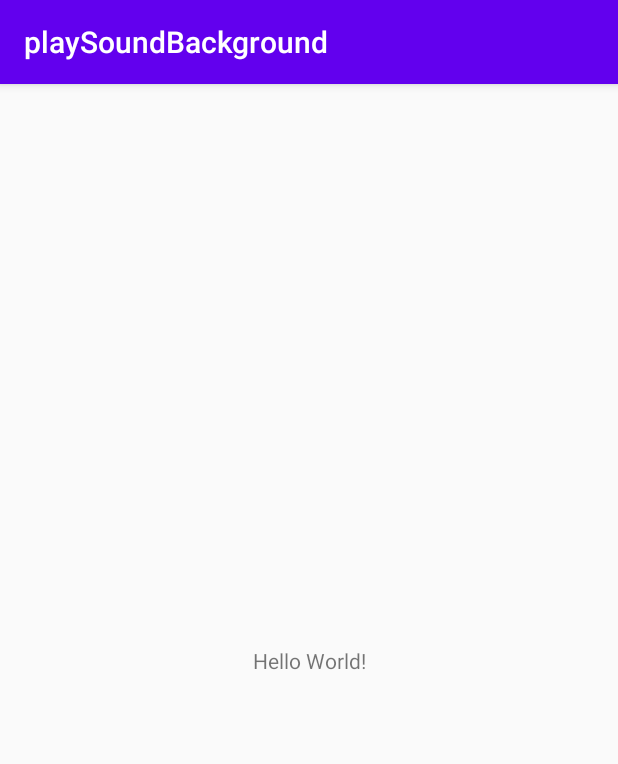
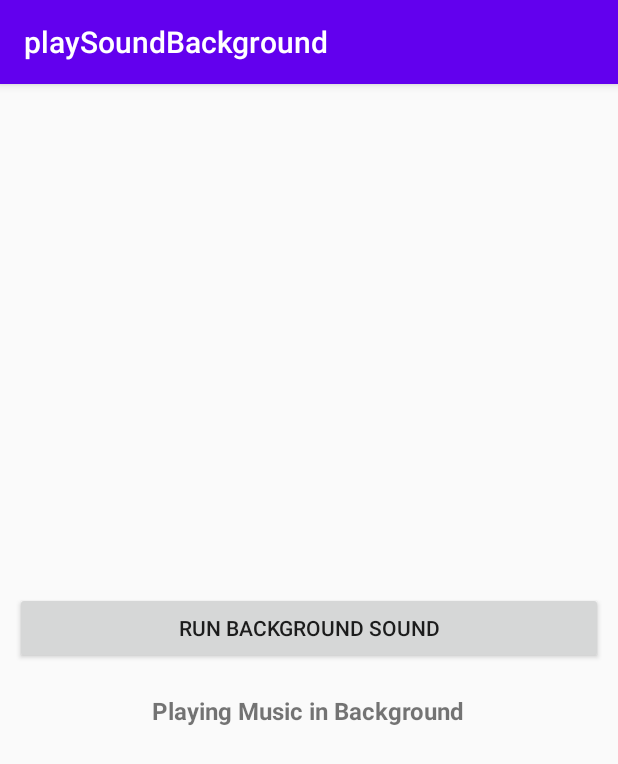
Before and after one commit to abora97/playSoundBackground, an Android app: the screen it shows after launch (MainActivity), on a phone screen of 412 x 824 dp. Shown: the top 764 px of the screen. Run offline under Robolectric (Android 15) with nearby library versions, the phone set to English and light mode, and no system bars.

Commit message:
add some file

```diff
--- a/app/src/main/AndroidManifest.xml
+++ b/app/src/main/AndroidManifest.xml
@@ -3,7 +3,7 @@
     package="com.example.playsoundbackground">
 
     <application
-        android:allowBackup="true"
+        android:allowBackup = "true"
         android:icon="@mipmap/ic_launcher"
         android:label="@string/app_name"
         android:roundIcon="@mipmap/ic_launcher_round"
@@ -16,6 +16,7 @@
                 <category android:name="android.intent.category.LAUNCHER" />
             </intent-filter>
         </activity>
+       <service android:enabled="true" android:name=".BackgroundSoundService"/>
     </application>
 
 </manifest>
--- a/app/src/main/java/com/example/playsoundbackground/MainActivity.java
+++ b/app/src/main/java/com/example/playsoundbackground/MainActivity.java
@@ -2,13 +2,38 @@ package com.example.playsoundbackground;
 
 import androidx.appcompat.app.AppCompatActivity;
 
+import android.content.Intent;
+import android.media.MediaPlayer;
 import android.os.Bundle;
+import android.view.View;
+import android.widget.Button;
+import android.widget.Toast;
 
-public class MainActivity extends AppCompatActivity {
+public class MainActivity extends AppCompatActivity implements View.OnClickListener {
+
+    Button btnPlay;
+    MediaPlayer mp;
 
     @Override
     protected void onCreate(Bundle savedInstanceState) {
         super.onCreate(savedInstanceState);
         setContentView(R.layout.activity_main);
+
+        btnPlay = findViewById(R.id.btnPlay);
+        mp = MediaPlayer.create(this, R.raw.sound);
+
+
+        btnPlay.setOnClickListener(this);
+
+    }
+
+    @Override
+    public void onClick(View v) {
+
+        Intent intent = new Intent(getApplicationContext(), BackgroundSoundService.class);
+        startService(intent);
+
+
+
     }
 }
--- a/app/src/main/res/layout/activity_main.xml
+++ b/app/src/main/res/layout/activity_main.xml
@@ -1,18 +1,26 @@
 <?xml version="1.0" encoding="utf-8"?>
-<androidx.constraintlayout.widget.ConstraintLayout xmlns:android="http://schemas.android.com/apk/res/android"
+<LinearLayout xmlns:android="http://schemas.android.com/apk/res/android"
     xmlns:app="http://schemas.android.com/apk/res-auto"
     xmlns:tools="http://schemas.android.com/tools"
     android:layout_width="match_parent"
     android:layout_height="match_parent"
+    android:padding="10dp"
+    android:orientation="vertical"
+    android:gravity="center"
     tools:context=".MainActivity">
+
+    <Button
+        android:id="@+id/btnPlay"
+        android:layout_width="match_parent"
+        android:layout_height="wrap_content"
+        android:text="Run background Sound" />
 
     <TextView
         android:layout_width="wrap_content"
         android:layout_height="wrap_content"
-        android:text="Hello World!"
-        app:layout_constraintBottom_toBottomOf="parent"
-        app:layout_constraintLeft_toLeftOf="parent"
-        app:layout_constraintRight_toRightOf="parent"
-        app:layout_constraintTop_toTopOf="parent" />
+        android:layout_marginTop="20dp"
+        android:text="Playing Music in Background"
+        android:textSize="16sp"
+        android:textStyle="bold" />
 
-</androidx.constraintlayout.widget.ConstraintLayout>
+</LinearLayout>
```
Also changed, not shown: app/src/main/java/com/example/playsoundbackground/BackgroundSoundService.java (+53 -1 lines).
